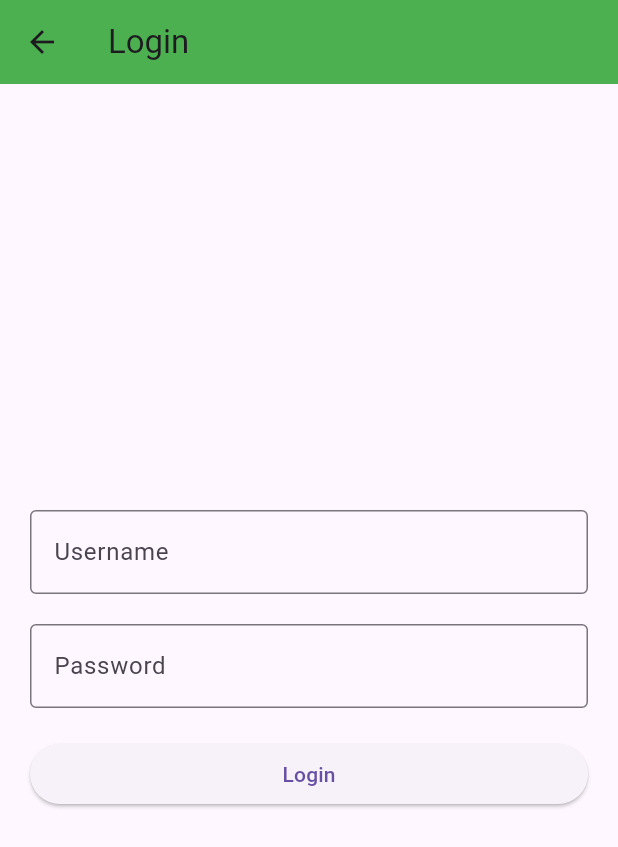
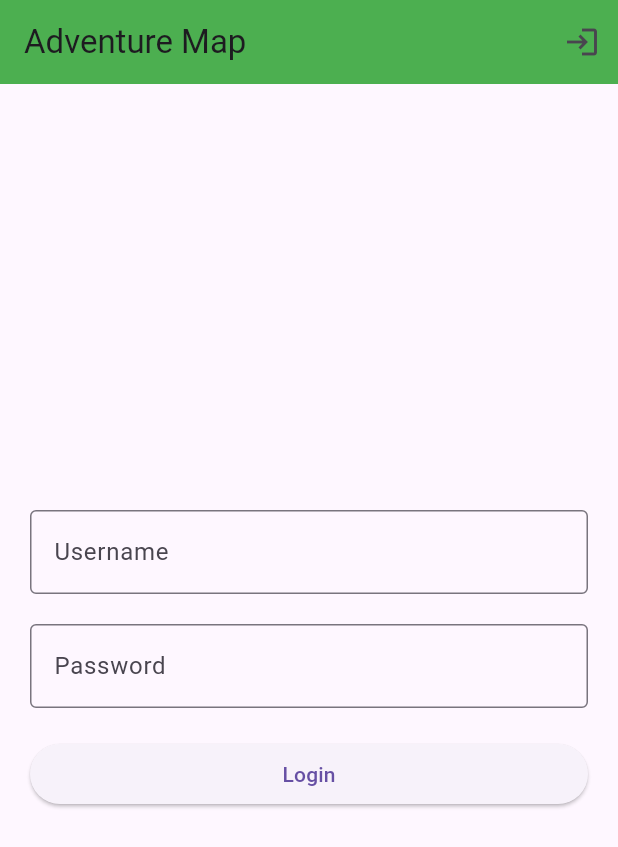
Before and after one commit to Dandjix/adventureMap, a Flutter app: the screen it shows after launch, after a tap on the "login" icon, on a phone screen of 412 x 824 dp. Shown: the top 847 px of the screen. Run offline on Flutter 3.47's test engine with Material 3 defaults, Android fonts, the light colour scheme and no system bars; our stand-ins replace flutter_dotenv, go_router; network calls fail.

Commit message:
got logging in ok

```diff
--- /dev/null
+++ b/adventure_map_app/lib/components/AdventureMapAppBar.dart
@@ -0,0 +1,41 @@
+import 'package:flutter/material.dart';
+import 'package:go_router/go_router.dart';
+
+class AdventureMapAppBar extends StatefulWidget implements PreferredSizeWidget {
+  const AdventureMapAppBar({super.key});
+
+  @override
+  State<AdventureMapAppBar> createState() => _AdventureMapAppBarState();
+
+  @override
+  Size get preferredSize => const Size.fromHeight(kToolbarHeight);
+}
+
+class _AdventureMapAppBarState extends State<AdventureMapAppBar> {
+  bool isLoggedIn = false;
+
+  @override
+  Widget build(BuildContext context) {
+    return AppBar(
+      title: const Text("Adventure Map"),
+      backgroundColor: Colors.green,
+      actions: [
+        isLoggedIn
+            ? IconButton(
+                icon: const Icon(Icons.logout),
+                onPressed: () {
+                  setState(() {
+                    isLoggedIn = false; // Logout
+                  });
+                },
+              )
+            : IconButton(
+                icon: const Icon(Icons.login),
+                onPressed: () async {
+                  context.go("/login");
+                },
+              ),
+      ],
+    );
+  }
+}
--- a/adventure_map_app/lib/main.dart
+++ b/adventure_map_app/lib/main.dart
@@ -1,5 +1,9 @@
+import 'package:adventure_map_app/components/AdventureMapAppBar.dart';
+import 'package:adventure_map_app/pages/authentication/login_page.dart';
+import 'package:adventure_map_app/pages/authentication/register_page.dart';
 import 'package:flutter/material.dart';
 import 'package:flutter_dotenv/flutter_dotenv.dart';
+import 'package:go_router/go_router.dart';
 import 'pages/home_page.dart';
 
 void main() async {
@@ -7,14 +11,33 @@ void main() async {
   runApp(AdventureMap());
 }
 
+final GoRouter _router = GoRouter(routes: [
+  ShellRoute(
+      builder: (context, state, child) {
+        return Scaffold(
+          appBar: AdventureMapAppBar(),
+          body: Center(
+            child: child,
+          ),
+        );
+      },
+      routes: [
+        GoRoute(path: "/", builder: ((context, state) => const HomePage())),
+        GoRoute(
+            path: "/login", builder: ((context, state) => const LoginPage())),
+        GoRoute(
+            path: "/register",
+            builder: ((context, state) => const RegisterPage())),
+      ])
+]);
+
 class AdventureMap extends StatelessWidget {
   const AdventureMap({super.key});
 
   @override
   Widget build(BuildContext context) {
-    return MaterialApp(
-      debugShowCheckedModeBanner: false,
-      home: const HomePage(), // Start with Home Page
+    return MaterialApp.router(
+      routerConfig: _router,
     );
   }
 }
--- a/adventure_map_app/lib/pages/authentication/login_page.dart
+++ b/adventure_map_app/lib/pages/authentication/login_page.dart
@@ -1,5 +1,6 @@
 import 'package:adventure_map_app/services/auth_service.dart';
 import 'package:flutter/material.dart';
+import 'package:go_router/go_router.dart';
 
 class LoginPage extends StatefulWidget {
   const LoginPage({super.key});
@@ -14,12 +15,7 @@ class _LoginPageState extends State<LoginPage> {
 
   @override
   Widget build(BuildContext context) {
-    return Scaffold(
-      appBar: AppBar(
-        title: const Text("Login"),
-        backgroundColor: Colors.green,
-      ),
-      body: Padding(
+    return Padding(
       padding: const EdgeInsets.all(20.0),
       child: Column(
         mainAxisAlignment: MainAxisAlignment.center,
@@ -52,16 +48,24 @@ class _LoginPageState extends State<LoginPage> {
               var message = response["message"];
 
               if (success) {
-                  await Navigator.pushReplacementNamed(context, "/home");
+                if (context.mounted) {
+                  context.go("/");
+                }
               } else {
-                  SnackBar(content: Text("failed to login : $message"));
+                if (context.mounted) {
+                  ScaffoldMessenger.of(context).showSnackBar(
+                    SnackBar(
+                      content: Text("Failed to login: $message"),
+                      backgroundColor: Colors.red,
+                    ),
+                  );
+                }
               }
             },
             child: const Text("Login"),
           ),
         ],
       ),
-      ),
     );
   }
 }
--- a/adventure_map_app/lib/pages/authentication/register_page.dart
+++ b/adventure_map_app/lib/pages/authentication/register_page.dart
@@ -0,0 +1,10 @@
+import 'package:flutter/material.dart';
+
+class RegisterPage extends StatelessWidget {
+  const RegisterPage({super.key});
+
+  @override
+  Widget build(BuildContext context) {
+    return RichText(text: TextSpan(text: "Register page"));
+  }
+}
--- a/adventure_map_app/lib/pages/home_page.dart
+++ b/adventure_map_app/lib/pages/home_page.dart
@@ -1,5 +1,4 @@
 import 'package:flutter/material.dart';
-import 'authentication/login_page.dart';
 
 class HomePage extends StatefulWidget {
   const HomePage({super.key});
@@ -13,45 +12,10 @@ class HomePageState extends State<HomePage> {
 
   @override
   Widget build(BuildContext context) {
-    return Scaffold(
-      appBar: AppBar(
-        title: const Text("Adventure Map"),
-        backgroundColor: Colors.green,
-        actions: [
-          isLoggedIn
-              ? IconButton(
-                  icon: const Icon(Icons.logout),
-                  onPressed: () {
-                    setState(() {
-                      isLoggedIn = false; // Logout
-                    });
-                  },
-                )
-              : IconButton(
-                  icon: const Icon(Icons.login),
-                  onPressed: () async {
-                    // Navigate to Login Page and wait for result
-                    final result = await Navigator.push(
-                      context,
-                      MaterialPageRoute(
-                          builder: (context) => const LoginPage()),
-                    );
-
-                    // If login was successful, update state
-                    if (result == true) {
-                      setState(() {
-                        isLoggedIn = true;
-                      });
-                    }
-                  },
-                ),
-        ],
-      ),
-      body: Center(
-        child: Text(
-          isLoggedIn ? "Welcome Back!" : "Please log in",
-          style: const TextStyle(fontSize: 24),
-        ),
+    return Center(
+      child: Text(
+        isLoggedIn ? "Home page logged in" : "Home page not logged in",
+        style: const TextStyle(fontSize: 24),
       ),
     );
   }
--- a/adventure_map_app/pubspec.yaml
+++ b/adventure_map_app/pubspec.yaml
@@ -36,6 +36,7 @@ dependencies:
   cupertino_icons: ^1.0.8
   http: ^1.3.0
   flutter_dotenv: ^5.2.1
+  go_router: ^14.8.0
 
 dev_dependencies:
   flutter_test:
```
Lines whose indentation alone changed are shown as unchanged.
